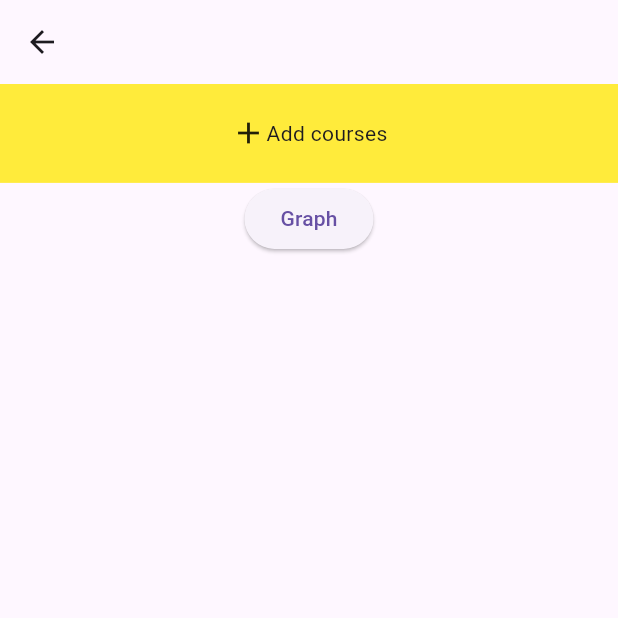
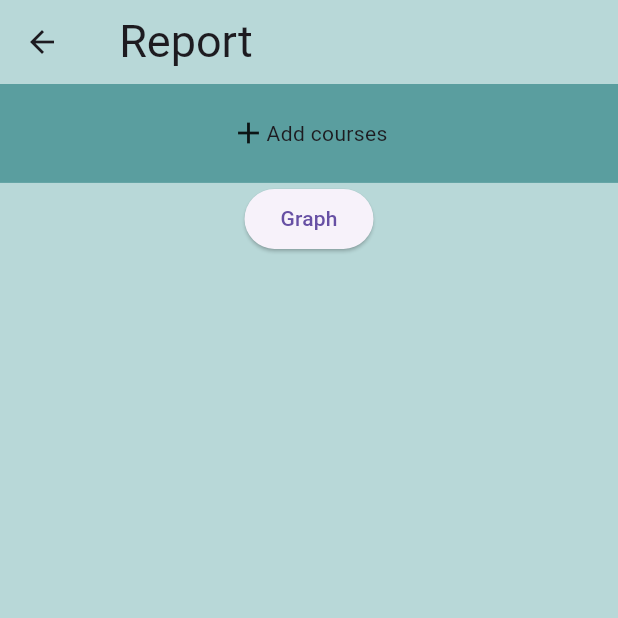
Before and after one commit to Mashrur112/Uni-Craft, a Flutter app: the add_course screen opened directly, on a phone screen of 412 x 824 dp, the top half of it. Run offline on Flutter 3.47's test engine with Material 3 defaults, Android fonts, the light colour scheme and no system bars; our stand-ins replace audioplayers, cached_network_image, cloud_firestore, connectivity_plus, file_picker, firebase_auth and 11 more; missing offline and left inert: flutter_facebook_auth; accounts and stored records are empty; generated files the repository leaves out were written again.

Commit message:
Updated Design & Pixel Out fixed

```diff
--- a/lib/members.dart
+++ b/lib/members.dart
@@ -81,6 +81,8 @@ class members extends StatelessWidget{
                 elevation: 10,
                 margin: EdgeInsets.fromLTRB(((10/392)*screenW), ((10/872)*screenH), ((10/392)*screenW), ((0/872)*screenH)),
 
+                child: SingleChildScrollView(
+                  physics:NeverScrollableScrollPhysics(),
                   child: Column(
                     children: [
                       SizedBox.fromSize(size: Size(0,20),),
@@ -116,6 +118,7 @@ class members extends StatelessWidget{
                       ),
 
                     ],
+                  ),
                 ),
 
               ),
@@ -164,6 +167,8 @@ class members extends StatelessWidget{
                 elevation: 10,
                 margin: EdgeInsets.fromLTRB(((10/392)*screenW), ((10/872)*screenH), ((10/392)*screenW), ((0/872)*screenH)),
 
+                child: SingleChildScrollView(
+                  physics: NeverScrollableScrollPhysics(),
                   child: Column(
                     children: [
                       SizedBox.fromSize(size: Size(0,20),),
@@ -198,6 +203,7 @@ class members extends StatelessWidget{
                         ],
                       ),
                     ],
+                  ),
                 ),
 
               ),
--- a/lib/report/add_course.dart
+++ b/lib/report/add_course.dart
@@ -26,8 +26,16 @@ class _add_courseState extends State<add_course> {
     double screenH = MediaQuery.of(context).size.height;
     // TODO: implement build
     return Scaffold(
-      appBar: AppBar(),
-      body:SingleChildScrollView(
+      appBar: AppBar(
+        backgroundColor: Color(0xffb8d8d8),
+        title: Text(" Report",
+          style: TextStyle(
+            fontWeight: FontWeight.normal,
+            fontSize: 30,
+          ),),
+      ),
+      body:
+      SingleChildScrollView(
         child: Column(
           children: [
             StreamBuilder(stream: FirebaseFirestore.instance.collection("Profile").snapshots(), builder: (context,snapshots){
@@ -82,7 +90,7 @@ class _add_courseState extends State<add_course> {
                     },
                     child: Container(
                       height: 0.08*screenH,
-                      color: Colors.yellow,
+                      color: Color(0xff5a9e9f),
                       child: Row(
                         mainAxisAlignment: MainAxisAlignment.center,
                         children: [
@@ -134,8 +142,10 @@ class _add_courseState extends State<add_course> {
 
           ],
 
+
         ),
-      )
+      ),
+      backgroundColor: Color(0xffb8d8d8), //0xffc9d9e9
 
 
     );
--- a/lib/study_Materials.dart
+++ b/lib/study_Materials.dart
@@ -63,7 +63,7 @@ class _study_MaterialsState extends State<study_Materials> {
       child: Scaffold(
         backgroundColor: Color(0xffb8d8d8),
         appBar: AppBar(
-          backgroundColor: Color(0xffb8d8d8),
+          backgroundColor: Color(0xffc9d9e9),
           actions: [
             widget.r1 == "Administrator"
                 ? IconButton(
--- a/lib/timeplanner.dart
+++ b/lib/timeplanner.dart
@@ -126,7 +126,8 @@ class _TimePlannerPageState extends State<TimePlannerPage> {
     await showDialog(
       context: context,
       builder: (BuildContext context) {
-        return AlertDialog(
+        return SingleChildScrollView(
+          child: AlertDialog(
             title: Text('Add Meeting'),
             content: Column(
               crossAxisAlignment: CrossAxisAlignment.start,
@@ -312,6 +313,7 @@ class _TimePlannerPageState extends State<TimePlannerPage> {
                 child: Text('Add'),
               ),
             ],
+          ),
         );
       },
     );
```
Also changed, not shown: lib/calendar.dart (+6 -1 lines), lib/viewPoll.dart (+8 -0 lines). Lines whose indentation alone changed are shown as unchanged.
